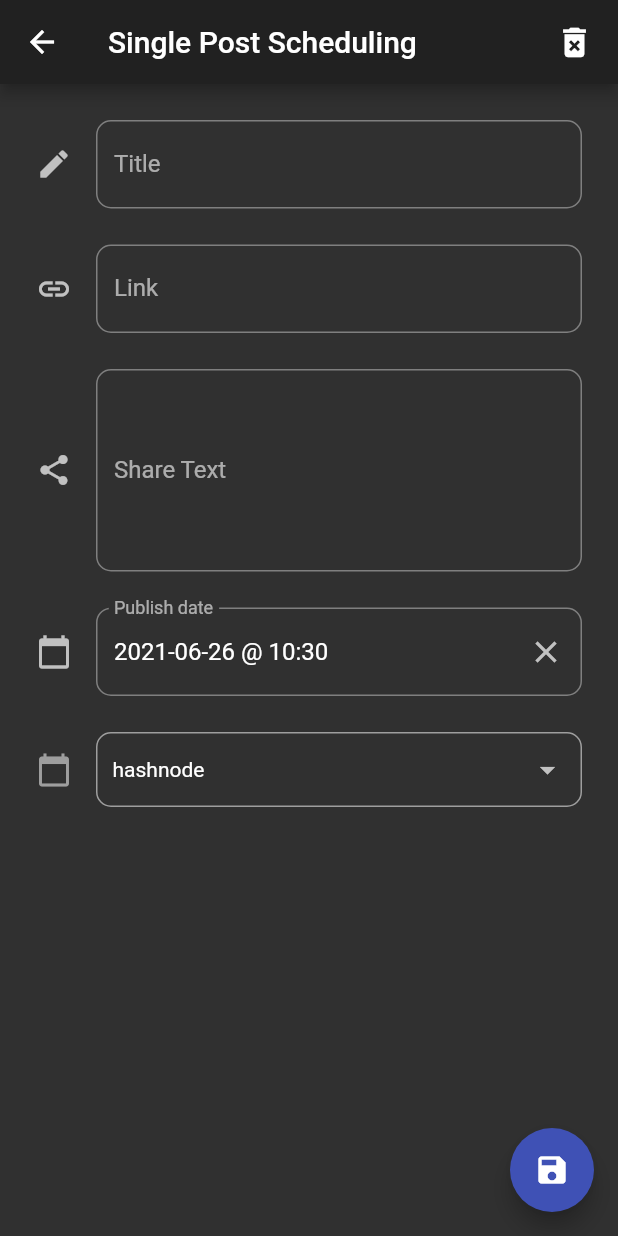
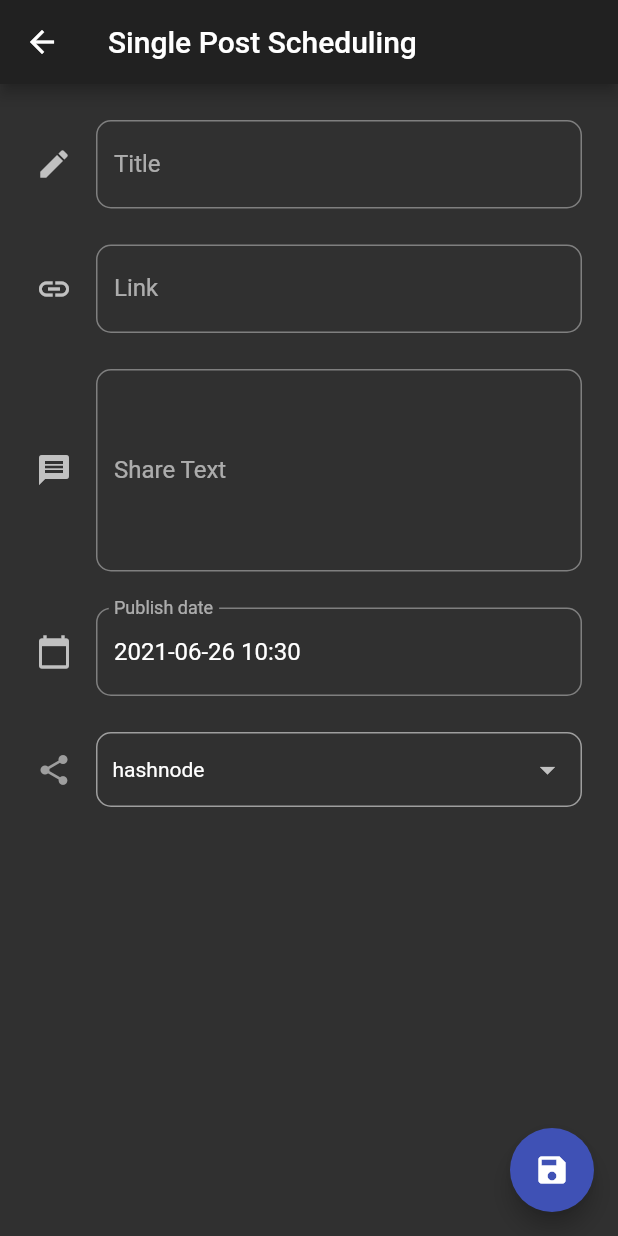
Before and after one commit to polilluminato/harperdb-hashnode-hackathon, a Flutter app: the SinglePostPage screen opened directly, after a tap on the "save" icon, on a phone screen of 412 x 824 dp. Run offline on Flutter 3.47's test engine with Material 2 defaults, Android fonts, the phone set to English and light mode, and no system bars; our stand-ins replace flutter_dotenv; network calls fail.

Commit message:
feat: Add methods to update and create post

```diff
--- a/lib/pages/single_post_page.dart
+++ b/lib/pages/single_post_page.dart
@@ -1,6 +1,7 @@
 import 'package:datetime_picker_formfield/datetime_picker_formfield.dart';
 import 'package:flutter/material.dart';
 import 'package:harperdb_hashnode_hackathon/models/post_model.dart';
+import 'package:harperdb_hashnode_hackathon/repository/schedule_repository.dart';
 import 'package:intl/intl.dart';
 
 class SinglePostPage extends StatefulWidget {
@@ -59,7 +60,17 @@ class _SinglePostPageState extends State<SinglePostPage> {
   @override
   Widget build(BuildContext context) {
     final _formKey = GlobalKey<FormState>();
-    bool _isNewPost = (widget.singlePost.id == 0);
+    bool _isNewPost = widget.singlePost.id.isEmpty;
+
+    final _titleController =
+        TextEditingController(text: widget.singlePost.title);
+    final _linkController =
+        TextEditingController(text: widget.singlePost.link);
+    final _textController =
+        TextEditingController(text: widget.singlePost.text);
+    final _postDateController = TextEditingController(
+        text:
+            DateFormat('yyyy-MM-dd HH:mm').format(widget.singlePost.postDate));
 
     return Scaffold(
       appBar: AppBar(
@@ -92,7 +103,18 @@ class _SinglePostPageState extends State<SinglePostPage> {
         ],
       ),
       floatingActionButton: FloatingActionButton(
-        onPressed: () {},
+        onPressed: () {
+
+          widget.singlePost.title = _titleController.text;
+          widget.singlePost.link = _linkController.text;
+          widget.singlePost.text = _textController.text;
+          widget.singlePost.postDate =
+              DateTime.parse(_postDateController.text);
+
+          _isNewPost
+              ? ScheduleRepository().insertPost(widget.singlePost)
+              : ScheduleRepository().updatePost(widget.singlePost);
+        },
         child: const Icon(
           Icons.save,
           color: Colors.white,
@@ -106,7 +128,7 @@ class _SinglePostPageState extends State<SinglePostPage> {
             crossAxisAlignment: CrossAxisAlignment.start,
             children: [
               TextFormField(
-                initialValue: _isNewPost ? "" : widget.singlePost.title,
+                controller: _titleController,
                 maxLines: 1,
                 decoration: InputDecoration(
                   icon: Icon(Icons.edit),
@@ -122,7 +144,7 @@ class _SinglePostPageState extends State<SinglePostPage> {
                 height: 24,
               ),
               TextFormField(
-                initialValue: _isNewPost ? "" : widget.singlePost.link,
+                controller: _linkController,
                 maxLines: 1,
                 decoration: InputDecoration(
                   icon: Icon(Icons.link),
@@ -138,11 +160,11 @@ class _SinglePostPageState extends State<SinglePostPage> {
                 height: 24,
               ),
               TextFormField(
-                initialValue: _isNewPost ? "" : widget.singlePost.text,
+                controller: _textController,
                 minLines: 5,
                 maxLines: 10,
                 decoration: InputDecoration(
-                  icon: Icon(Icons.share),
+                  icon: Icon(Icons.message),
                   hintText: 'Enter the text you want to share on social media',
                   labelText: 'Share Text',
                   border: OutlineInputBorder(
@@ -155,7 +177,7 @@ class _SinglePostPageState extends State<SinglePostPage> {
                 height: 24,
               ),
               DateTimeField(
-                initialValue: widget.singlePost.postDate,
+                controller: _postDateController,
                 decoration: InputDecoration(
                   icon: Icon(Icons.calendar_today),
                   labelText: 'Publish date',
@@ -164,7 +186,7 @@ class _SinglePostPageState extends State<SinglePostPage> {
                     borderSide: BorderSide(),
                   ),
                 ),
-                format: DateFormat("yyyy-MM-dd @ HH:mm"),
+                format: DateFormat("yyyy-MM-dd HH:mm"),
                 onShowPicker: (context, currentValue) async {
                   final date = await showDatePicker(
                       context: context,
@@ -189,7 +211,7 @@ class _SinglePostPageState extends State<SinglePostPage> {
               Row(
                 children: [
                   Icon(
-                    Icons.calendar_today,
+                    Icons.share,
                     color: Colors.grey,
                   ),
                   SizedBox(width: 16),
@@ -204,9 +226,7 @@ class _SinglePostPageState extends State<SinglePostPage> {
                       ),
                       child: DropdownButton<String>(
                         underline: Container(color: Colors.transparent),
-                        value: _isNewPost
-                            ? _chosenValue
-                            : widget.singlePost.platform,
+                        value: widget.singlePost.platform,
                         isExpanded: true,
                         style: TextStyle(color: Colors.white),
                         items: _items
@@ -217,8 +237,15 @@ class _SinglePostPageState extends State<SinglePostPage> {
                           );
                         }).toList(),
                         onChanged: (value) {
+                          _chosenValue = value.toString();
+
                           setState(() {
-                            _chosenValue = value.toString();
+                            widget.singlePost.title = _titleController.text;
+                            widget.singlePost.link = _linkController.text;
+                            widget.singlePost.text = _textController.text;
+                            widget.singlePost.postDate =
+                                DateTime.parse(_postDateController.text);
+                            widget.singlePost.platform = value.toString();
                           });
                         },
                       ),
--- a/lib/repository/schedule_repository.dart
+++ b/lib/repository/schedule_repository.dart
@@ -5,9 +5,9 @@ import 'package:flutter_dotenv/flutter_dotenv.dart';
 import 'package:harperdb_hashnode_hackathon/models/failure_model.dart';
 import 'package:http/http.dart' as http;
 import 'package:harperdb_hashnode_hackathon/models/post_model.dart';
+import 'package:intl/intl.dart';
 
 class ScheduleRepository {
-
   static String _baseUrl = '${dotenv.env['HARPER_DB_URL']}';
   final http.Client _client;
 
@@ -26,12 +26,15 @@ class ScheduleRepository {
               'Basic ${dotenv.env['HARPER_DB_SECRET_KEY']}',
           HttpHeaders.contentTypeHeader: 'application/json'
         },
-        body: json.encode({"operation": "sql", "sql": "SELECT * FROM schedule.post"}) ,
+        body: json
+            .encode({"operation": "sql", "sql": "SELECT * FROM schedule.post"}),
       );
 
       if (response.statusCode == 200) {
-        return (jsonDecode(response.body) as List).map((e) => Post.fromJson(e)).toList()
-        ..sort((a, b) => a.postDate.compareTo(b.postDate));
+        return (jsonDecode(response.body) as List)
+            .map((e) => Post.fromJson(e))
+            .toList()
+              ..sort((a, b) => a.postDate.compareTo(b.postDate));
       } else {
         throw const Failure(message: 'Something went wrong! - 1');
       }
@@ -39,4 +42,61 @@ class ScheduleRepository {
       throw const Failure(message: 'Something went wrong! - 2');
     }
   }
+
+  Future<bool> insertPost(Post postToInsert) async {
+    try {
+      final response = await _client.post(
+        Uri.parse(_baseUrl),
+        headers: {
+          HttpHeaders.authorizationHeader:
+              'Basic ${dotenv.env['HARPER_DB_SECRET_KEY']}',
+          HttpHeaders.contentTypeHeader: 'application/json'
+        },
+        body: json.encode({
+          "operation": "sql",
+          "sql": "INSERT INTO schedule.post (link,platform,post_date,text,title) " +
+              " VALUE ('${postToInsert.link}','${postToInsert.platform}'" +
+              ",'${DateFormat('yyyy-MM-dd HH:mm:ss').format(postToInsert.postDate)}'" +
+              ",'${postToInsert.text}','${postToInsert.title}')"
+        }),
+      );
+
+      if (response.statusCode == 200) {
+        return true;
+      } else {
+        return false;
+      }
+    } catch (_) {
+      return false;
+    }
+  }
+
+  Future<bool> updatePost(Post postToUpdate) async {
+    try {
+      final response = await _client.post(
+        Uri.parse(_baseUrl),
+        headers: {
+          HttpHeaders.authorizationHeader:
+              'Basic ${dotenv.env['HARPER_DB_SECRET_KEY']}',
+          HttpHeaders.contentTypeHeader: 'application/json'
+        },
+        body: json.encode({
+          "operation": "sql",
+          "sql": "UPDATE schedule.post " +
+              " SET link = '${postToUpdate.link}', platform = '${postToUpdate.platform}'" +
+              ", post_date = '${DateFormat('yyyy-MM-dd HH:mm:ss').format(postToUpdate.postDate)}'" +
+              ", text = '${postToUpdate.text}', title = '${postToUpdate.title}'" +
+              " WHERE id = '${postToUpdate.id}'"
+        }),
+      );
+
+      if (response.statusCode == 200) {
+        return true;
+      } else {
+        return false;
+      }
+    } catch (_) {
+      return false;
+    }
+  }
 }
```
